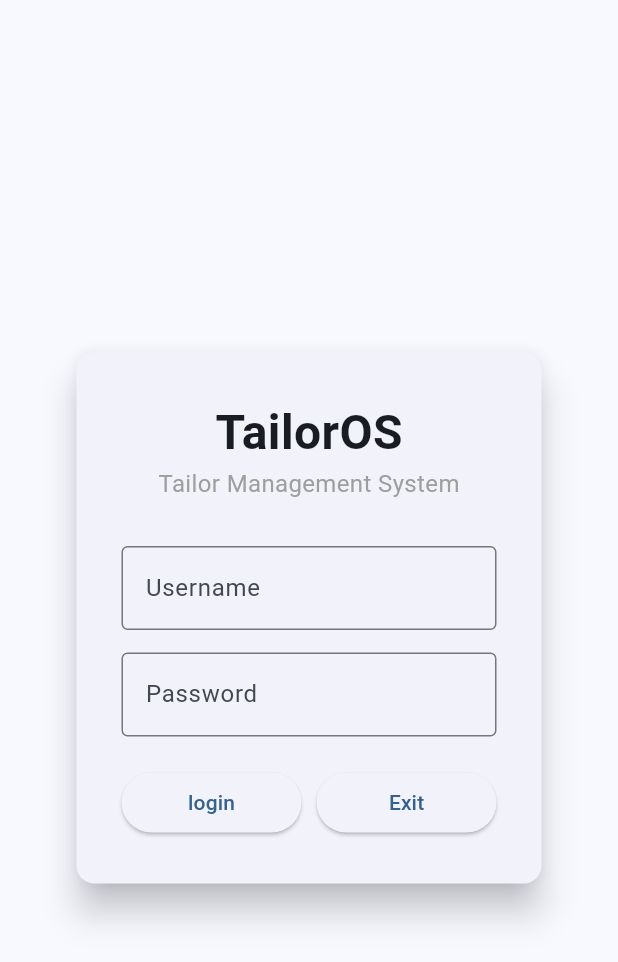
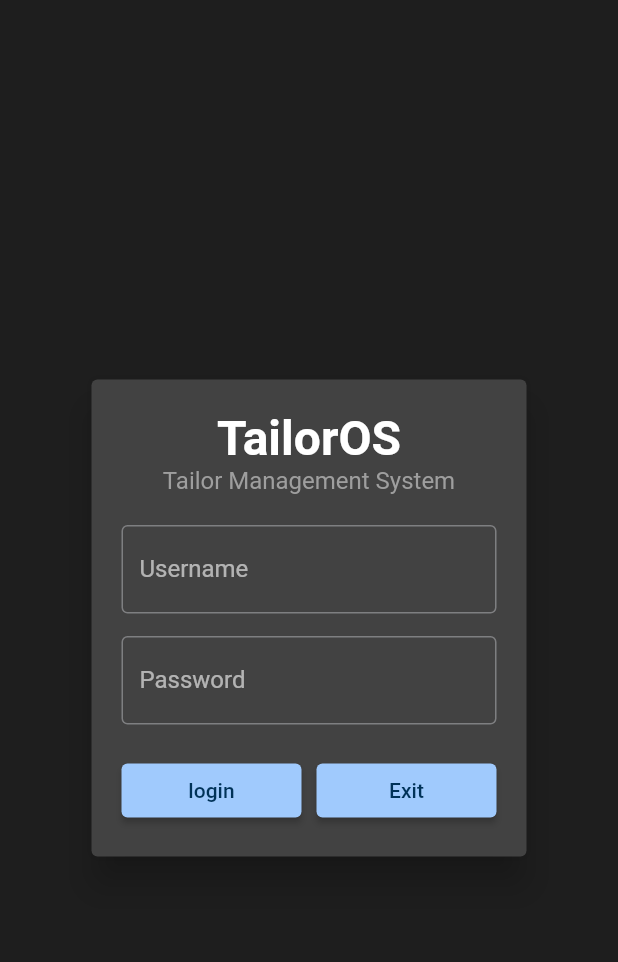
Before and after one commit to vandan-rathod/TailorOS, a Flutter app: the screen it shows after launch, on a phone screen of 412 x 824 dp. Shown: the top 962 px of the screen. Run offline on Flutter 3.47's test engine with Material 3 defaults, Android fonts, the phone set to English and light mode, and no system bars; missing offline and left inert: window_manager.

Commit message:
final login system ready

```diff
--- a/frontend/lib/main.dart
+++ b/frontend/lib/main.dart
@@ -9,7 +9,7 @@ void main() async {
   await windowManager.ensureInitialized();
 
   WindowOptions windowOptions = const WindowOptions(
-    size: Size(900, 600),
+    size: Size(420, 360),
     center: true,
     title: "TailorOS",
   );
@@ -34,8 +34,11 @@ class MyApp extends StatelessWidget {
       debugShowCheckedModeBanner: false,
       title: "TailorOS",
       theme: ThemeData(
+        brightness: Brightness.dark,
+        useMaterial3: false,
         colorScheme: ColorScheme.fromSeed(
-          seedColor: Colors.blue
+          seedColor: Colors.blue,
+          brightness: Brightness.dark
         ),
       ),
       home: const LoginScreen(),
--- a/frontend/lib/screens/login_screen.dart
+++ b/frontend/lib/screens/login_screen.dart
@@ -3,6 +3,7 @@ import 'package:frontend/screens/dashboard_screen.dart';
 import 'dart:convert';
 import 'package:http/http.dart' as http;
 import 'dart:io';
+import 'package:window_manager/window_manager.dart';
 
 class LoginScreen extends StatefulWidget {
   const LoginScreen({super.key});
@@ -14,6 +15,10 @@ class LoginScreen extends StatefulWidget {
 class _LoginScreenState extends State<LoginScreen> {
   final usernameController = TextEditingController();
   final passwordController = TextEditingController();
+
+  final usernameFocus = FocusNode();
+  final passwordFocus = FocusNode();
+  final loginFocus = FocusNode();
 
   Future<void> login() async {
     try {
@@ -30,6 +35,7 @@ class _LoginScreenState extends State<LoginScreen> {
       final data = jsonDecode(response.body);
 
       if (data["success"]) {
+        await windowManager.maximize();
         Navigator.pushReplacement(
           context,
           MaterialPageRoute(builder: ((context) => const DashboardScreen())),
@@ -45,11 +51,12 @@ class _LoginScreenState extends State<LoginScreen> {
   @override
   Widget build(BuildContext context) {
     return Scaffold(
+      backgroundColor: const Color(0xFF1E1E1E),
       body: Center(
         child: Card(
           elevation: 10,
           child: Padding(
-            padding: const EdgeInsets.all(30),
+            padding: const EdgeInsets.all(20),
             child: SizedBox(
               width: 250,
               child: Column(
@@ -66,10 +73,15 @@ class _LoginScreenState extends State<LoginScreen> {
                     style: TextStyle(color: Colors.grey, fontSize: 16),
                   ),
 
-                  const SizedBox(height: 30),
+                  const SizedBox(height: 20),
 
                   TextField(
                     controller: usernameController,
+                    focusNode: usernameFocus,
+                    textInputAction: TextInputAction.next,
+                    onSubmitted: (_) {
+                      FocusScope.of(context).requestFocus(passwordFocus);
+                    },
                     decoration: const InputDecoration(
                       labelText: "Username",
                       border: OutlineInputBorder(),
@@ -79,6 +91,11 @@ class _LoginScreenState extends State<LoginScreen> {
 
                   TextField(
                     controller: passwordController,
+                    focusNode: passwordFocus,
+                    textInputAction: TextInputAction.done,
+                    onSubmitted: (_) {
+                      FocusScope.of(context).requestFocus(loginFocus);
+                    },
                     obscureText: true,
                     decoration: const InputDecoration(
                       labelText: "Password",
@@ -92,6 +109,7 @@ class _LoginScreenState extends State<LoginScreen> {
                     children: [
                       Expanded(
                         child: ElevatedButton(
+                          focusNode: loginFocus,
                           onPressed: () async {
                             await login();
                           },
```
